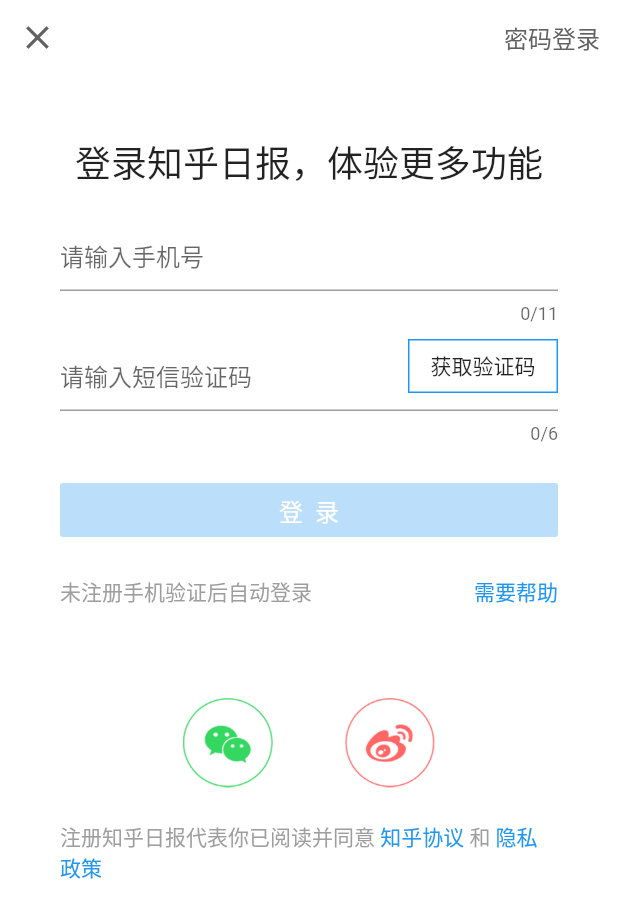
After one commit to xtfgq/flutterappdemo, a Flutter app: the screen it shows after launch, item 3 of the bottom bar chosen, after a tap on "请点击登录", on a phone screen of 412 x 824 dp. The commit adds this screen. Shown: the top 918 px of the screen. Run offline on Flutter 3.47's test engine with Material 2 defaults, Android fonts, the phone set to English and light mode, and no system bars; our stand-ins replace cached_network_image; missing offline and left inert: amap_location, easy_alert, flukit, groovin_material_icons, simple_permissions, zoomable_image; network calls fail.

Commit message:
增加snackbar效果，加入两种样式的登录页面，加入时间格式处理类

```diff
--- /dev/null
+++ b/lib/model/Menu_Model.dart
@@ -0,0 +1,27 @@
+const String wx = '微信好友';
+const String wx_circle = '微信朋友圈';
+const String sina = '新浪微博';
+const String msg = '短信';
+//const String qq = 'QQ好友';
+//const String q_zone = 'QQ空间';
+//const String copy_url = '复制链接';
+//const String browser = '浏览器打开';
+
+class Menu {
+  final int index;
+  final String title;
+  final String icon;
+  const Menu({this.index,this.title, this.icon});
+}
+
+const List<Menu> menus_share = const <Menu>[
+  const Menu(index: 0,title: wx, icon: "images/icon_wx.png"),
+  const Menu(index: 1,title: wx_circle, icon: "images/icon_circle.png"),
+  const Menu(index: 2,title: sina, icon: "images/icon_sina.png"),
+  const Menu(index: 3,title: msg, icon: "images/icon_msg.png"),
+];
+
+const List<Menu> menus_login = const <Menu>[
+  const Menu(index: 0,title: wx, icon: "images/icon_wx.png"),
+  const Menu(index: 1,title: sina, icon: "images/icon_sina.png"),
+];
--- a/lib/person/PersonPage.dart
+++ b/lib/person/PersonPage.dart
@@ -1,6 +1,7 @@
 
 import 'package:flutter/material.dart';
 import 'package:my_flutter_app/person/view/ArcBannerImage.dart';
+import 'package:my_flutter_app/ui/Login_Page.dart';
 class PersonPager extends StatefulWidget {
   @override
   State<StatefulWidget> createState() {
@@ -18,7 +19,12 @@ class _PersonPagerState extends State<PersonPager> {
 //        ),
       body:ListView(
         children: <Widget>[
-          new Container(
+          InkWell(
+            onTap:() =>Navigator.push(
+                   context,
+                   new MaterialPageRoute(builder: (context) => new LoginPage()),
+                ),
+            child:  Container(
               child: Stack(
                 alignment: Alignment(0.0, 1.0),
                 children: [
@@ -67,6 +73,8 @@ class _PersonPagerState extends State<PersonPager> {
                 ],
               ),
             ),
+          ),
+
           //第二个部分
           Container(
             margin: new EdgeInsets.only(top: 30.0, bottom: 1.0),
@@ -225,6 +233,7 @@ class _PersonPagerState extends State<PersonPager> {
               children: <Widget>[
                 Column(
                   children: <Widget>[
+
                     Icon(
                       Icons.local_play,
                       color: Color(0xFFFF80AB),
@@ -301,6 +310,7 @@ class _PersonPagerState extends State<PersonPager> {
                   ],
                 ),
                 Column(
+
                   children: <Widget>[
                     Icon(
                       Icons.card_membership,
--- /dev/null
+++ b/lib/ui/Login_Page.dart
@@ -0,0 +1,348 @@
+import 'dart:async';
+
+import 'package:flutter/gestures.dart';
+import 'package:flutter/material.dart';
+import 'package:flutter/services.dart';
+import 'package:my_flutter_app/model/Menu_Model.dart';
+import 'package:my_flutter_app/widget/CommonSnakeBar.dart';
+class LoginPage extends StatefulWidget {
+  @override
+  State<StatefulWidget> createState() {
+    return new _LoginPageState();
+  }
+}
+
+class _LoginPageState extends State<LoginPage> {
+  GlobalKey<ScaffoldState> registKey = new GlobalKey();
+
+  String _phoneNum = '';
+
+  String _verifyCode = '';
+
+  int _seconds = 0;
+
+  String _verifyStr = '获取验证码';
+
+  Timer _timer;
+
+  @override
+  void initState() {
+    super.initState();
+  }
+
+  @override
+  void dispose() {
+    super.dispose();
+    _cancelTimer();
+  }
+
+  _startTimer() {
+    _seconds = 10;
+
+    _timer = new Timer.periodic(new Duration(seconds: 1), (timer) {
+      if (_seconds == 0) {
+        _cancelTimer();
+        return;
+      }
+
+      _seconds--;
+      _verifyStr = '$_seconds(s)';
+      setState(() {});
+      if (_seconds == 0) {
+        _verifyStr = '重新发送';
+      }
+    });
+  }
+
+  _cancelTimer() {
+    _timer?.cancel();
+  }
+
+  Widget _buildCustomBar() {
+    return new Row(
+      mainAxisAlignment: MainAxisAlignment.spaceBetween, //子组件的排列方式为主轴两端对齐
+      children: <Widget>[
+        new InkWell(
+          child: new Padding(
+              padding: const EdgeInsets.all(12.0),
+              child: new Icon(
+                Icons.clear,
+                size: 26.0,
+                color: Colors.grey[700],
+              )),
+          onTap: () {
+            Navigator.pop(context);
+          },
+        ),
+        new InkWell(
+          child: new Padding(
+              padding: const EdgeInsets.all(12.0),
+              child: new Text(
+                "密码登录",
+                style: new TextStyle(fontSize: 16.0, color: Colors.grey[700]),
+              )),
+          onTap: () {
+            showTips();
+          },
+        ),
+      ],
+    );
+  }
+
+  Widget _buildPhoneEdit() {
+    var node = new FocusNode();
+    return new Padding(
+      padding: const EdgeInsets.only(left: 40.0, right: 40.0),
+      child: new TextField(
+        onChanged: (str) {
+          _phoneNum = str;
+          setState(() {});
+        },
+        decoration: new InputDecoration(
+          hintText: '请输入手机号',
+        ),
+        maxLines: 1,
+        maxLength: 11,
+        //键盘展示为号码
+        keyboardType: TextInputType.phone,
+        //只能输入数字
+        inputFormatters: <TextInputFormatter>[
+          WhitelistingTextInputFormatter.digitsOnly,
+        ],
+        onSubmitted: (text) {
+          FocusScope.of(context).reparentIfNeeded(node);
+        },
+      ),
+    );
+  }
+
+  Widget _buildVerifyCodeEdit() {
+    var node = new FocusNode();
+    Widget verifyCodeEdit = new TextField(
+      onChanged: (str) {
+        _verifyCode = str;
+        setState(() {});
+      },
+      decoration: new InputDecoration(
+        hintText: '请输入短信验证码',
+      ),
+      maxLines: 1,
+      maxLength: 6,
+      //键盘展示为数字
+      keyboardType: TextInputType.number,
+      //只能输入数字
+      inputFormatters: <TextInputFormatter>[
+        WhitelistingTextInputFormatter.digitsOnly,
+      ],
+      onSubmitted: (text) {
+        FocusScope.of(context).reparentIfNeeded(node);
+      },
+    );
+
+    Widget verifyCodeBtn = new InkWell(
+      onTap: (_seconds == 0)
+          ? () {
+        setState(() {
+          _startTimer();
+        });
+      }
+          : null,
+      child: new Container(
+        alignment: Alignment.center,
+        width: 100.0,
+        height: 36.0,
+        decoration: new BoxDecoration(
+          border: new Border.all(
+            width: 1.0,
+            color: Colors.blue,
+          ),
+        ),
+        child: new Text(
+          '$_verifyStr',
+          style: new TextStyle(fontSize: 14.0),
+        ),
+      ),
+    );
+
+    return new Padding(
+      padding: const EdgeInsets.only(left: 40.0, right: 40.0, top: 10.0),
+      child: new Stack(
+        children: <Widget>[
+          verifyCodeEdit,
+          new Align(
+            alignment: Alignment.topRight,
+            child: verifyCodeBtn,
+          ),
+        ],
+      ),
+    );
+  }
+
+  Widget _buildLabel() {
+    return new Container(
+      margin: const EdgeInsets.only(top: 40.0, bottom: 20.0),
+      alignment: Alignment.center,
+      child: new Text(
+        "登录知乎日报，体验更多功能",
+        style: new TextStyle(fontSize: 24.0),
+      ),
+    );
+  }
+
+  Widget _buildRegist() {
+    return new Padding(
+      padding: const EdgeInsets.only(left: 40.0, right: 40.0, top: 20.0),
+      child: new RaisedButton(
+        color: Colors.blue,
+        textColor: Colors.white,
+        disabledColor: Colors.blue[100],
+        onPressed: (_phoneNum.isEmpty || _verifyCode.isEmpty) ? null : () {
+          showTips();
+        },
+        child: new Text(
+          "登  录",
+          style: new TextStyle(fontSize: 16.0),
+        ),
+      ),
+    );
+  }
+
+  Widget _buildTips() {
+    return new Padding(
+      padding: const EdgeInsets.only(left: 40.0, right: 40.0, top: 20.0),
+      child: new Row(
+        mainAxisAlignment: MainAxisAlignment.spaceBetween, //子组件的排列方式为主轴两端对齐
+        children: <Widget>[
+          new Text(
+            "未注册手机验证后自动登录",
+            style: new TextStyle(fontSize: 14.0, color: Colors.grey[500]),
+          ),
+          new Text(
+            "需要帮助",
+            style: new TextStyle(fontSize: 14.0, color: Colors.blue),
+          ),
+        ],
+      ),
+    );
+  }
+
+  Widget _buildThirdPartLogin() {
+    return new Row(
+      mainAxisAlignment: MainAxisAlignment.center,
+      children: menus_login.map((Menu m) {
+        return new GestureDetector(
+          onTap: () {
+            switch (m.index) {
+              case 0:
+                CommonSnakeBar.buildSnakeBarByKey(registKey, context, '点击了微信');
+                break;
+              case 1:
+                CommonSnakeBar.buildSnakeBarByKey(
+                    registKey, context, '点击了新浪微博');
+                break;
+            }
+          },
+          child: new Padding(
+              padding: const EdgeInsets.only(
+                  left: 24.0, top: 60.0, bottom: 12.0, right: 24.0),
+              child: new Image.asset(
+                m.icon,
+                width: 60.0,
+                height: 60.0,
+              )),
+        );
+      }).toList(),
+    );
+  }
+
+  Widget _buildProtocol() {
+    return new Padding(
+      padding: const EdgeInsets.only(left: 40.0, right: 40.0, top: 10.0,bottom: 20.0),
+      child: new Container(
+        child: new Text.rich(
+          new TextSpan(
+              text: '注册知乎日报代表你已阅读并同意 ',
+              style: new TextStyle(
+                  fontSize: 14.0,
+                  color: Colors.grey[500],
+                  fontWeight: FontWeight.w400),
+              children: [
+                new TextSpan(
+                    recognizer: new TapGestureRecognizer()
+                      ..onTap = () {
+                        CommonSnakeBar.buildSnakeBarByKey(
+                            registKey, context, '点击了知乎协议');
+                      },
+                    text: '知乎协议',
+                    style: new TextStyle(
+                      fontSize: 14.0,
+                      color: Colors.blue,
+                      fontWeight: FontWeight.w400,
+                    )),
+                new TextSpan(
+                    text: ' 和 ',
+                    style: new TextStyle(
+                      fontSize: 14.0,
+                      color: Colors.grey[500],
+                      fontWeight: FontWeight.w400,
+                    )),
+                new TextSpan(
+                    recognizer: new TapGestureRecognizer()
+                      ..onTap = () {
+                        CommonSnakeBar.buildSnakeBarByKey(
+                            registKey, context, '点击了隐私政策');
+                      },
+                    text: '隐私政策',
+                    style: new TextStyle(
+                      fontSize: 14.0,
+                      color: Colors.blue,
+                      fontWeight: FontWeight.w400,
+                    )),
+              ]),
+        ),
+      ),
+    );
+  }
+
+  Widget _buildBody(){
+    return new ListView(
+      children: <Widget>[
+        _buildCustomBar(),
+        _buildLabel(),
+        _buildPhoneEdit(),
+        _buildVerifyCodeEdit(),
+        _buildRegist(),
+        _buildTips(),
+        _buildThirdPartLogin(),
+        _buildProtocol(),
+      ],
+    );
+  }
+
+
+  showTips() {
+    showModalBottomSheet<void>(
+        context: context,
+        builder: (BuildContext context) {
+          return new Container(
+              child: new Padding(
+                  padding: const EdgeInsets.all(32.0),
+                  child: new Text('没有相关接口，这是一个纯UI界面，提供部分交互体验',
+                      textAlign: TextAlign.center,
+                      style: new TextStyle(
+                          color: Theme.of(context).accentColor,
+                          fontSize: 24.0))));
+        });
+  }
+
+  @override
+  Widget build(BuildContext context) {
+    return new Material(
+      child: new Scaffold(
+        key: registKey,
+        backgroundColor: Colors.white,
+        body: _buildBody(),
+      ),
+    );
+  }
+}
--- a/pubspec.yaml
+++ b/pubspec.yaml
@@ -32,6 +32,7 @@ dependencies:
   simple_permissions: ^0.1.9
   easy_alert:
   amap_location:
+  groovin_material_icons: ^1.1.5
   flukit:
     git:
       url: git://github.com/flutterchina/flukit.git
@@ -58,6 +59,10 @@ flutter:
    - images/header_my.png
    - images/haha.png
    - images/my_header.png
+   - images/icon_circle.png
+   - images/icon_msg.png
+   - images/icon_sina.png
+   - images/icon_wx.png
   #  - images/a_dot_ham.jpeg
 
   # An image asset can refer to one or more resolution-specific "variants", see
```
Also changed, not shown: lib/ui/LoginPage.dart (added, +226 -0 lines), lib/ui/SlideLeftView.dart (+6 -1 lines), lib/utils/DateUtil.dart (added, +64 -0 lines), lib/widget/CommonSnakeBar.dart (added, +15 -0 lines), images/icon_circle.png (added), images/icon_msg.png (added), images/icon_sina.png (added), images/icon_wx.png (added). Lines whose indentation alone changed are shown as unchanged.
